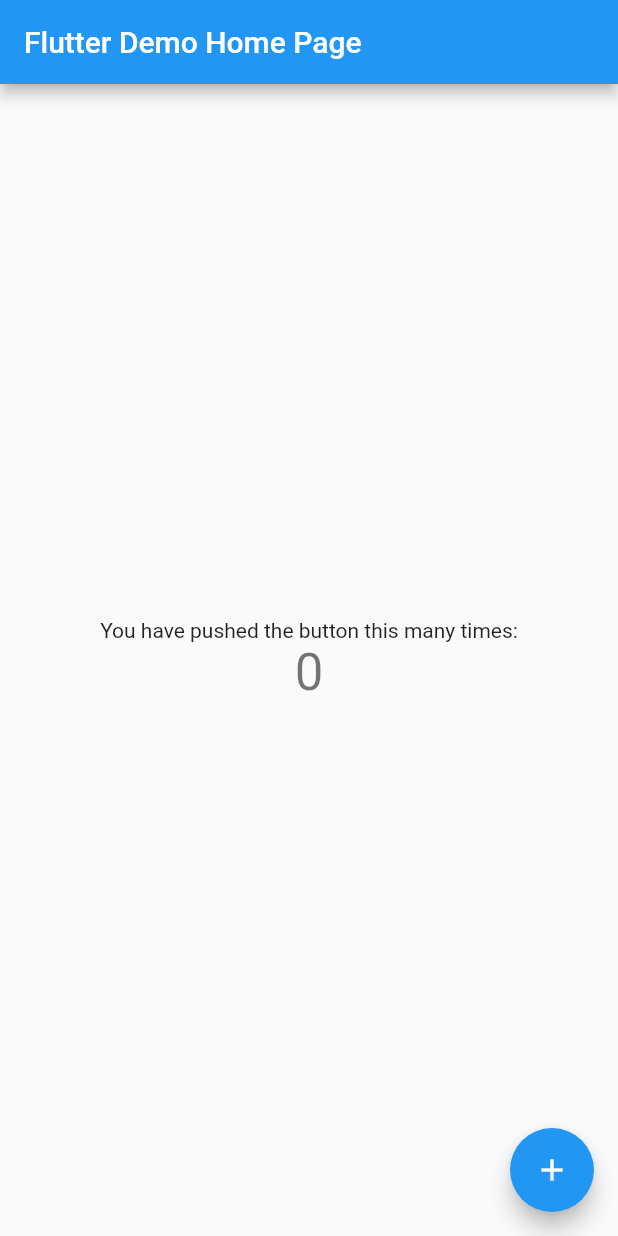
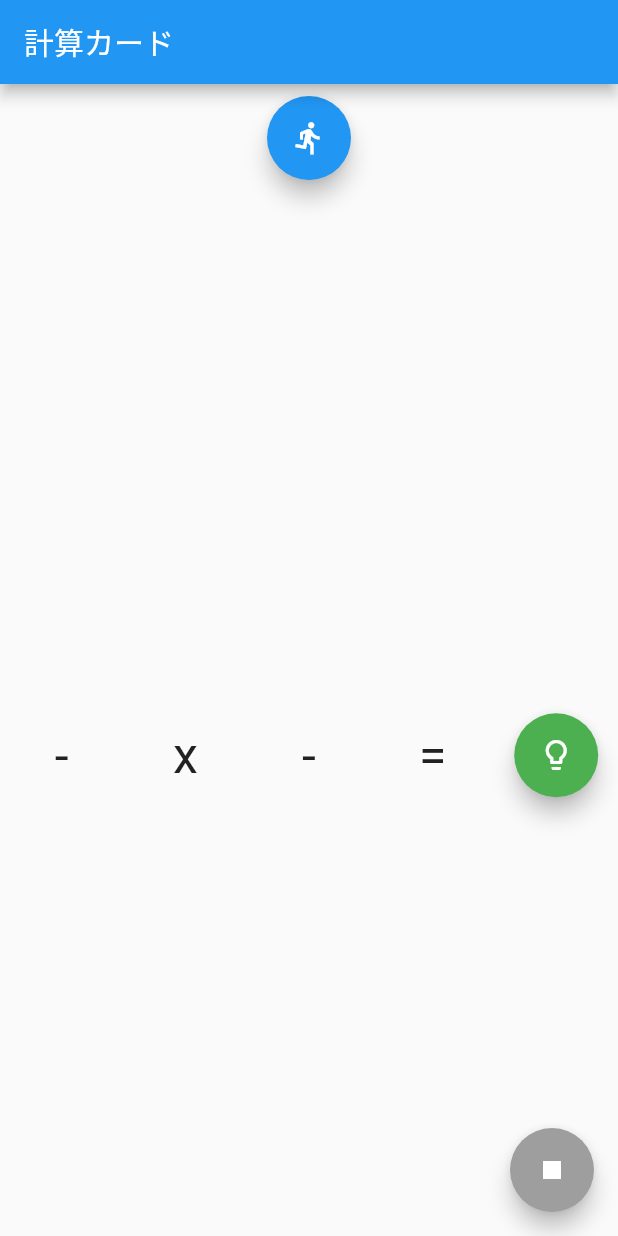
Before and after one commit to motowo/keisan_card_app, a Flutter app: the screen it shows after launch, on a phone screen of 412 x 824 dp. Run offline on Flutter 3.47's test engine with Material 2 defaults, Android fonts, the phone set to English and light mode, and no system bars.

Commit message:
とりあえず動くやつ

```diff
--- /dev/null
+++ b/lib/keisan_card.dart
@@ -0,0 +1,9 @@
+class KeisanCard {
+  KeisanCard(this.multiplier, this.multiplicand);
+  // かける数
+  int multiplier;
+  // かけられる数
+  int multiplicand;
+  // 答え
+  int get answer => multiplier * multiplicand;
+}
--- /dev/null
+++ b/lib/keisan_card_manager.dart
@@ -0,0 +1,95 @@
+import 'dart:async';
+
+import 'package:keisan_card_app/keisan_card.dart';
+
+class KeisanCardManager {
+  final _stopWatch = Stopwatch();
+  Timer _timer;
+  List<KeisanCard> _keisanCard;
+  int _currentIndex;
+
+  StreamController _currentCardController;
+  StreamController _currentIndexController;
+  StreamController _hasNextController;
+  StreamController _startFunctionController;
+  StreamController _startController;
+  StreamController _openAnswerController;
+  StreamController _timerController;
+
+  StreamSink<void> get start => _startFunctionController.sink;
+  StreamSink<void> get openAnswer => _openAnswerController.sink;
+
+  Stream<KeisanCard> get currentCard => _currentCardController.stream;
+  Stream<int> get currentIndex => _currentIndexController.stream;
+  Stream<bool> get hasNext => _hasNextController.stream;
+  Stream<bool> get canStart => _startController.stream;
+  Stream<bool> get isOpenAnswer => _openAnswerController.stream;
+  Stream<Stopwatch> get timer => _timerController.stream;
+  int get maxCardLength => _keisanCard.length;
+
+  KeisanCardManager() {
+    _currentCardController = StreamController<KeisanCard>();
+    _currentIndexController = StreamController<int>();
+    _hasNextController = StreamController<bool>();
+    _startFunctionController = StreamController<void>();
+    _startController = StreamController<bool>();
+    _openAnswerController = StreamController<bool>();
+    _timerController = StreamController<Stopwatch>();
+
+    _startFunctionController.stream.listen((_) => _start());
+    _startController.sink.add(true);
+  }
+
+  void next() {
+    _currentIndex++;
+    if (_currentIndex < maxCardLength) {
+      _openAnswerController.sink.add(false);
+      _updateCurrent();
+    } else {
+      _hasNextController.sink.add(false);
+      _timer.cancel();
+      _stopWatch.stop();
+      _timerController.sink.add(_stopWatch);
+      _startController.sink.add(true);
+    }
+  }
+
+  void dispose() {
+    _currentCardController.close();
+    _currentIndexController.close();
+    _hasNextController.close();
+    _startFunctionController.close();
+    _startController.close();
+    _openAnswerController.close();
+    _timerController.close();
+  }
+
+  void _start() {
+    _keisanCard = [];
+    _currentIndex = 0;
+    _buildKuKu();
+    _hasNextController.sink.add(true);
+    _updateCurrent();
+    _stopWatch.reset();
+    _stopWatch.start();
+    _startController.sink.add(false);
+    _openAnswerController.sink.add(false);
+    _timer = Timer.periodic(Duration(milliseconds: 500), (Timer t) {
+      _timerController.sink.add(_stopWatch);
+    });
+  }
+
+  void _buildKuKu() {
+    for (var i = 1; i <= 9; i++) {
+      for (var j = 1; j <= 9; j++) {
+        _keisanCard.add(KeisanCard(i, j));
+      }
+    }
+    _keisanCard.shuffle();
+  }
+
+  void _updateCurrent() {
+    _currentIndexController.sink.add(_currentIndex);
+    _currentCardController.sink.add(_keisanCard[_currentIndex]);
+  }
+}
--- /dev/null
+++ b/lib/keisan_card_page.dart
@@ -0,0 +1,208 @@
+import 'package:flutter/material.dart';
+import 'package:keisan_card_app/keisan_card.dart';
+import 'package:keisan_card_app/keisan_card_manager.dart';
+import 'package:provider/provider.dart';
+
+class KeisanCardPage extends StatefulWidget {
+  KeisanCardPage({Key key}) : super(key: key);
+  @override
+  _KeisanCardPageState createState() => _KeisanCardPageState();
+}
+
+class _KeisanCardPageState extends State<KeisanCardPage> {
+
+  final _keisanCardManager = KeisanCardManager();
+
+  @override
+  void initState() {
+    super.initState();
+  }
+
+  @override
+  Widget build(BuildContext context) {
+    return Scaffold(
+      appBar: AppBar(
+        title: Text('計算カード'),
+      ),
+      body: Column(
+        children: <Widget>[
+          Padding(
+            padding: EdgeInsets.all(8),
+            child: Provider<KeisanCardManager>.value(
+              value: _keisanCardManager,
+              child: _StartButton(),
+            ),
+          ),
+          Container(
+            child: Provider<KeisanCardManager>.value(
+              value: _keisanCardManager,
+              child: _TimerText(),
+            ),
+          ),
+          Align(
+            alignment: Alignment.centerRight,
+            child: Provider<KeisanCardManager>.value(
+              value: _keisanCardManager,
+              child: _CardLengthText(),
+            ),
+          ),
+          Expanded(
+            child: Provider<KeisanCardManager>.value(
+              value: _keisanCardManager,
+              child: _CardContentText(),
+            ),
+          ),
+
+        ],
+      ),
+      floatingActionButton: _buildNextButton(),
+    );
+  }
+
+  @override
+  void dispose() {
+    _keisanCardManager.dispose();
+    super.dispose();
+  }
+
+  Widget _buildNextButton() {
+    return StreamBuilder<bool>(
+      stream: _keisanCardManager.hasNext,
+      builder: (_, snapshot) {
+        var _hasNext = snapshot.data ?? false;
+        if (_hasNext) {
+          return FloatingActionButton(
+            onPressed: _keisanCardManager.next,
+            child: Icon(Icons.play_arrow),
+          );
+        } else {
+          return FloatingActionButton(
+            onPressed: null,
+            backgroundColor: Colors.grey,
+            child: Icon(Icons.stop),
+          );
+        }
+      },
+    );
+  }
+}
+
+class _CardContentText extends StatelessWidget {
+  @override
+  Widget build(BuildContext context) {
+    final _keisanCardManager = Provider.of<KeisanCardManager>(context, listen: false);
+    return StreamBuilder<KeisanCard>(
+      stream: _keisanCardManager.currentCard,
+      builder: (_, snapshot) {
+        return _buildKeisanCardText(snapshot.data, _keisanCardManager);
+      },
+    );
+  }
+
+  Widget _buildKeisanCardText(KeisanCard _keisanCard, KeisanCardManager _keisanCardManager) {
+    var _multiplier = _keisanCard?.multiplier?.toString() ?? '-';
+    var _multiplicand = _keisanCard?.multiplicand?.toString() ?? '-';
+    var _answer = _keisanCard?.answer?.toString() ?? '-';
+    return Row(
+      children: <Widget>[
+        _buildParts(_multiplier),
+        _buildParts('x'),
+        _buildParts(_multiplicand),
+        _buildParts('='),
+        StreamBuilder<bool>(
+          stream: _keisanCardManager.isOpenAnswer,
+          builder: (_, snapshot) {
+            return _buildAnswer(_answer, snapshot, _keisanCardManager);
+          },
+        ),
+      ],
+    );
+  }
+
+  Widget _buildParts(_text) {
+    return Expanded(child: Center(child: Text(_text, textScaleFactor: 2.4,)));
+  }
+
+  Widget _buildAnswer(_answer, snapshot, KeisanCardManager _keisanCardManager) {
+    if (snapshot?.data ?? false) {
+      return _buildParts(_answer);
+    } else {
+      return Expanded(
+        child: Center(
+          child: FloatingActionButton(
+            onPressed: () {
+              _keisanCardManager.openAnswer.add(true);
+            },
+            backgroundColor: Colors.green,
+            child: Icon(Icons.lightbulb_outline),
+          )
+        )
+      );
+    }
+  }
+}
+
+class _TimerText extends StatelessWidget {
+  @override
+  Widget build(BuildContext context) {
+    final _keisanCardManager = Provider.of<KeisanCardManager>(context, listen: false);
+    return StreamBuilder<Stopwatch>(
+      stream: _keisanCardManager.timer,
+      builder: (_, snapshot) {
+        String _text = '';
+        if (snapshot.data != null) {
+          int _t = snapshot.data.elapsedMilliseconds;
+          int _h = (_t / 60 / 60 / 1000).floor();
+          int _m = (_t / 60 / 1000).floor() % 60;
+          int _s = (_t / 1000).floor() % 60;
+          int _ms = (_t) % 1000;
+          _text = '$_h : ${_m.toString().padLeft(2, '0')} : ${_s.toString().padLeft(2, '0')} . ${_ms.toString().padLeft(3, '0')}';
+        }
+        return Text(_text, textScaleFactor: 2.4);
+      },
+    );
+  }
+}
+
+class _CardLengthText extends StatelessWidget {
+  @override
+  Widget build(BuildContext context) {
+    final _keisanCardManager = Provider.of<KeisanCardManager>(context, listen: false);
+    return StreamBuilder<int>(
+      stream: _keisanCardManager.currentIndex,
+      builder: (_, snapshot) {
+        String _text = '';
+        if (snapshot.data != null) {
+          _text = '${snapshot.data + 1} / ${_keisanCardManager.maxCardLength}';
+        }
+        return Text(_text);
+      },
+    );
+  }
+}
+
+class _StartButton extends StatelessWidget {
+  @override
+  Widget build(BuildContext context) {
+    final _keisanCardManager = Provider.of<KeisanCardManager>(context, listen: false);
+    return StreamBuilder<bool>(
+      stream: _keisanCardManager.canStart,
+      builder: (_, snapshot) {
+        var _canStart = snapshot.data ?? false;
+        if (_canStart) {
+          return FloatingActionButton(
+              onPressed: () {_keisanCardManager.start.add(null);},
+              backgroundColor: Colors.blue,
+              child: Icon(Icons.directions_run),
+            );
+        } else {
+          return FloatingActionButton(
+              onPressed: null,
+              backgroundColor: Colors.red,
+              child: Icon(Icons.directions_walk),
+            );
+        }
+      },
+    );
+  }
+}
--- a/lib/main.dart
+++ b/lib/main.dart
@@ -1,117 +1,20 @@
 import 'package:flutter/material.dart';
+import 'package:keisan_card_app/keisan_card_page.dart';
 
 void main() {
   runApp(MyApp());
 }
 
 class MyApp extends StatelessWidget {
-  // This widget is the root of your application.
   @override
   Widget build(BuildContext context) {
     return MaterialApp(
-      title: 'Flutter Demo',
+      title: 'Keisan Card App',
       theme: ThemeData(
-        // This is the theme of your application.
-        //
-        // Try running your application with "flutter run". You'll see the
-        // application has a blue toolbar. Then, without quitting the app, try
-        // changing the primarySwatch below to Colors.green and then invoke
-        // "hot reload" (press "r" in the console where you ran "flutter run",
-        // or simply save your changes to "hot reload" in a Flutter IDE).
-        // Notice that the counter didn't reset back to zero; the application
-        // is not restarted.
         primarySwatch: Colors.blue,
-        // This makes the visual density adapt to the platform that you run
-        // the app on. For desktop platforms, the controls will be smaller and
-        // closer together (more dense) than on mobile platforms.
         visualDensity: VisualDensity.adaptivePlatformDensity,
       ),
-      home: MyHomePage(title: 'Flutter Demo Home Page'),
+      home: KeisanCardPage(),
     );
   }
 }
-
-class MyHomePage extends StatefulWidget {
-  MyHomePage({Key key, this.title}) : super(key: key);
-
-  // This widget is the home page of your application. It is stateful, meaning
-  // that it has a State object (defined below) that contains fields that affect
-  // how it looks.
-
-  // This class is the configuration for the state. It holds the values (in this
-  // case the title) provided by the parent (in this case the App widget) and
-  // used by the build method of the State. Fields in a Widget subclass are
-  // always marked "final".
-
-  final String title;
-
-  @override
-  _MyHomePageState createState() => _MyHomePageState();
-}
-
-class _MyHomePageState extends State<MyHomePage> {
-  int _counter = 0;
-
-  void _incrementCounter() {
-    setState(() {
-      // This call to setState tells the Flutter framework that something has
-      // changed in this State, which causes it to rerun the build method below
-      // so that the display can reflect the updated values. If we changed
-      // _counter without calling setState(), then the build method would not be
-      // called again, and so nothing would appear to happen.
-      _counter++;
-    });
-  }
-
-  @override
-  Widget build(BuildContext context) {
-    // This method is rerun every time setState is called, for instance as done
-    // by the _incrementCounter method above.
-    //
-    // The Flutter framework has been optimized to make rerunning build methods
-    // fast, so that you can just rebuild anything that needs updating rather
-    // than having to individually change instances of widgets.
-    return Scaffold(
-      appBar: AppBar(
-        // Here we take the value from the MyHomePage object that was created by
-        // the App.build method, and use it to set our appbar title.
-        title: Text(widget.title),
-      ),
-      body: Center(
-        // Center is a layout widget. It takes a single child and positions it
-        // in the middle of the parent.
-        child: Column(
-          // Column is also a layout widget. It takes a list of children and
-          // arranges them vertically. By default, it sizes itself to fit its
-          // children horizontally, and tries to be as tall as its parent.
-          //
-          // Invoke "debug painting" (press "p" in the console, choose the
-          // "Toggle Debug Paint" action from the Flutter Inspector in Android
-          // Studio, or the "Toggle Debug Paint" command in Visual Studio Code)
-          // to see the wireframe for each widget.
-          //
-          // Column has various properties to control how it sizes itself and
-          // how it positions its children. Here we use mainAxisAlignment to
-          // center the children vertically; the main axis here is the vertical
-          // axis because Columns are vertical (the cross axis would be
-          // horizontal).
-          mainAxisAlignment: MainAxisAlignment.center,
-          children: <Widget>[
-            Text(
-              'You have pushed the button this many times:',
-            ),
-            Text(
-              '$_counter',
-              style: Theme.of(context).textTheme.headline4,
-            ),
-          ],
-        ),
-      ),
-      floatingActionButton: FloatingActionButton(
-        onPressed: _incrementCounter,
-        tooltip: 'Increment',
-        child: Icon(Icons.add),
-      ), // This trailing comma makes auto-formatting nicer for build methods.
-    );
-  }
-}
--- a/pubspec.yaml
+++ b/pubspec.yaml
@@ -28,6 +28,7 @@ dependencies:
   # The following adds the Cupertino Icons font to your application.
   # Use with the CupertinoIcons class for iOS style icons.
   cupertino_icons: ^0.1.3
+  provider: ^4.1.2
 
 dev_dependencies:
   flutter_test:
```
Also changed, not shown: 1 other file.
